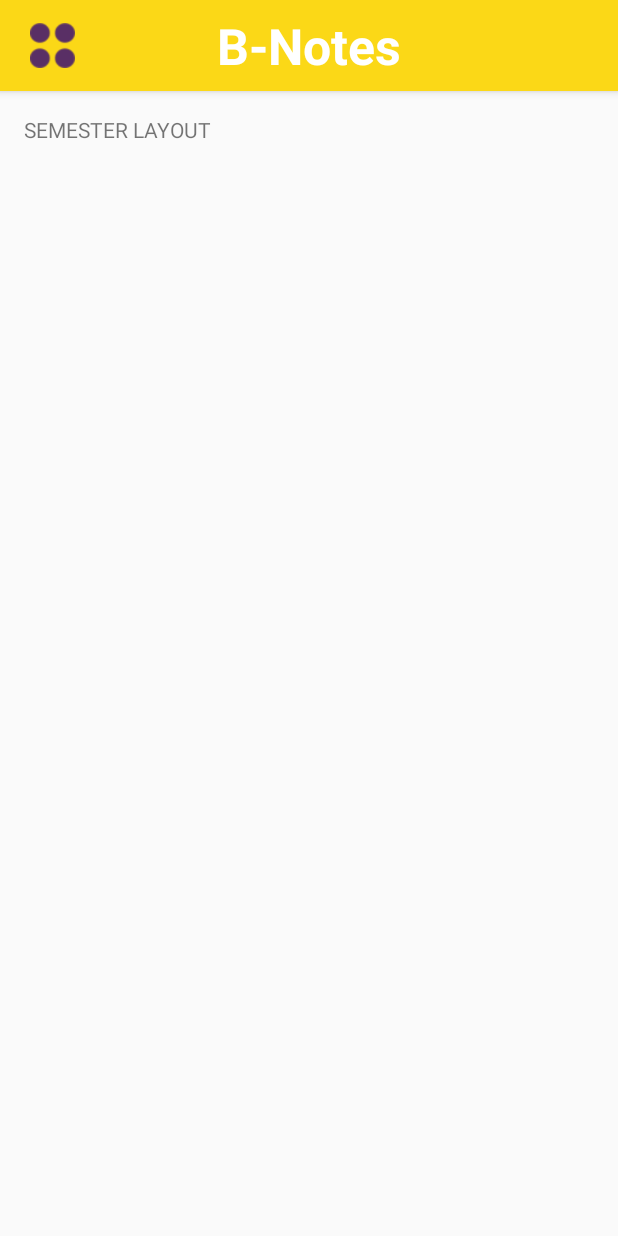
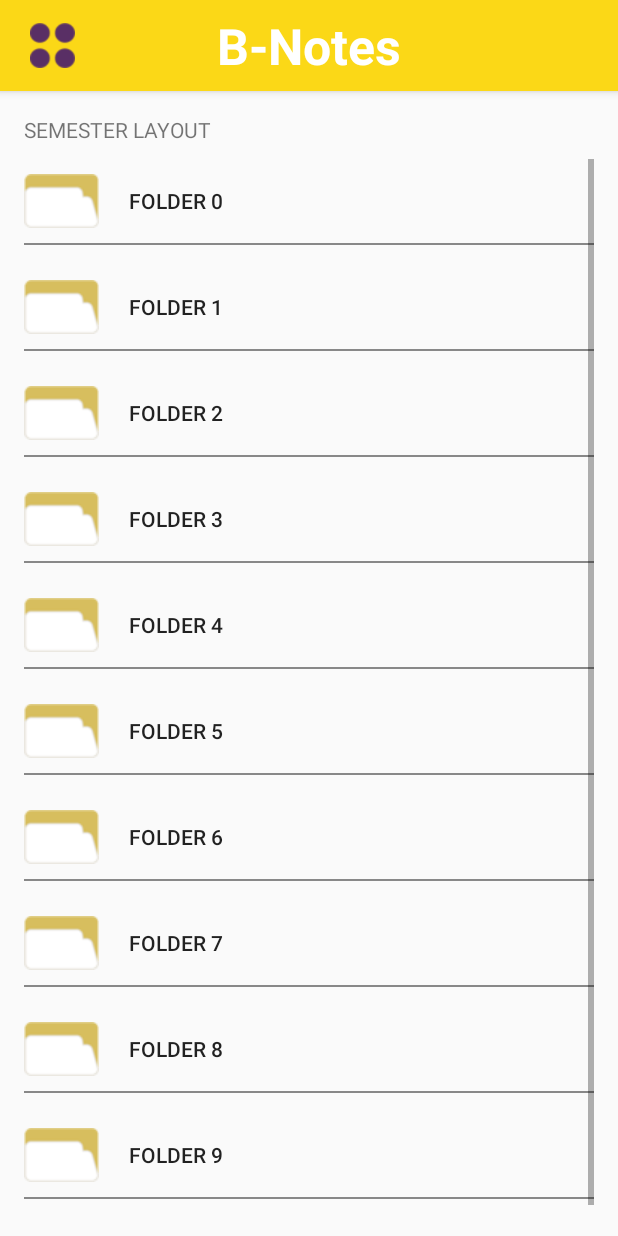
Before and after one commit to evelynkharisma/BNote, an Android app: the SemesterFragment screen opened directly, with no data from a screen before it, on a phone screen of 412 x 824 dp. Run offline under Robolectric (Android 15) with nearby library versions, the phone set to English and light mode, and no system bars; 7 statements that could not run were skipped.

Commit message:
semester fragment overlay fix

```diff
--- a/app/src/main/java/com/segid/bnote/SemesterFragment.java
+++ b/app/src/main/java/com/segid/bnote/SemesterFragment.java
@@ -34,7 +34,7 @@ public class SemesterFragment extends Fragment {
             tableRow.setLayoutParams(new TableLayout.LayoutParams(
                     TableLayout.LayoutParams.MATCH_PARENT, 100
             ));
-            //table.addView(tableRow);
+            table.addView(tableRow);
             for(int column=0; column < NUM_COLS; column++) {
                 Button folderButton = new Button(getActivity());
                 folderButton.setCompoundDrawablesWithIntrinsicBounds(R.drawable.icons30, 0, 0, 0);
@@ -50,17 +50,17 @@ public class SemesterFragment extends Fragment {
                     }
                 });
 
-                //tableRow.addView(folderButton);
+                tableRow.addView(folderButton);
             }
             View line = new View(getActivity());
             TableRow.LayoutParams separatorLayoutParams = new TableRow.LayoutParams(TableRow.LayoutParams.MATCH_PARENT, 2);
             separatorLayoutParams.setMargins(100, 0, 0, 0);
             line.setBackgroundColor(Color.GRAY);
-            //table.addView(line, separatorLayoutParams);
+            table.addView(line, separatorLayoutParams);
 
             Space rowSpace = new Space(getActivity());
             rowSpace.setMinimumHeight(20);
-            //table.addView(rowSpace);
+            table.addView(rowSpace);
         }
 
         return view;
--- a/app/src/main/res/layout/fragment_semester.xml
+++ b/app/src/main/res/layout/fragment_semester.xml
@@ -2,16 +2,22 @@
     xmlns:tools="http://schemas.android.com/tools" android:layout_width="match_parent"
     android:layout_height="match_parent" tools:context="com.segid.bnote.Semester1Fragment">
 
+    <RelativeLayout
+        android:layout_width="match_parent"
+        android:layout_height="match_parent">
+
         <TextView
             android:layout_width="wrap_content"
             android:layout_height="wrap_content"
-        android:text="SEMESTER LAYOUT"/>
+            android:text="SEMESTER LAYOUT"
+            android:id="@+id/semesterHeader"/>
 
         <ScrollView
             android:id="@+id/verticalScrollView"
             android:layout_width="fill_parent"
             android:layout_height="wrap_content"
-        android:layout_marginTop="10dp">
+            android:layout_marginTop="10dp"
+            android:layout_below="@+id/semesterHeader">
 
             <TableLayout
                 android:id="@+id/folderButtonTable"
@@ -23,5 +29,5 @@
                 android:stretchColumns="*"></TableLayout>
 
         </ScrollView>
-
+    </RelativeLayout>
 </FrameLayout>
```
Lines whose indentation alone changed are shown as unchanged.
